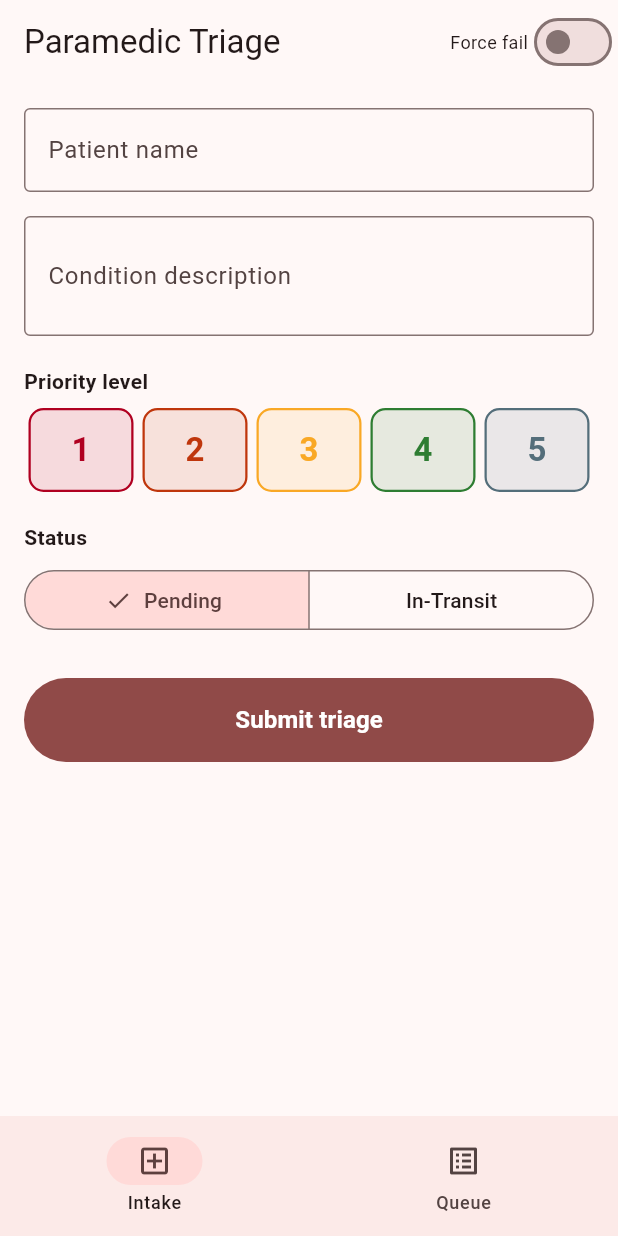
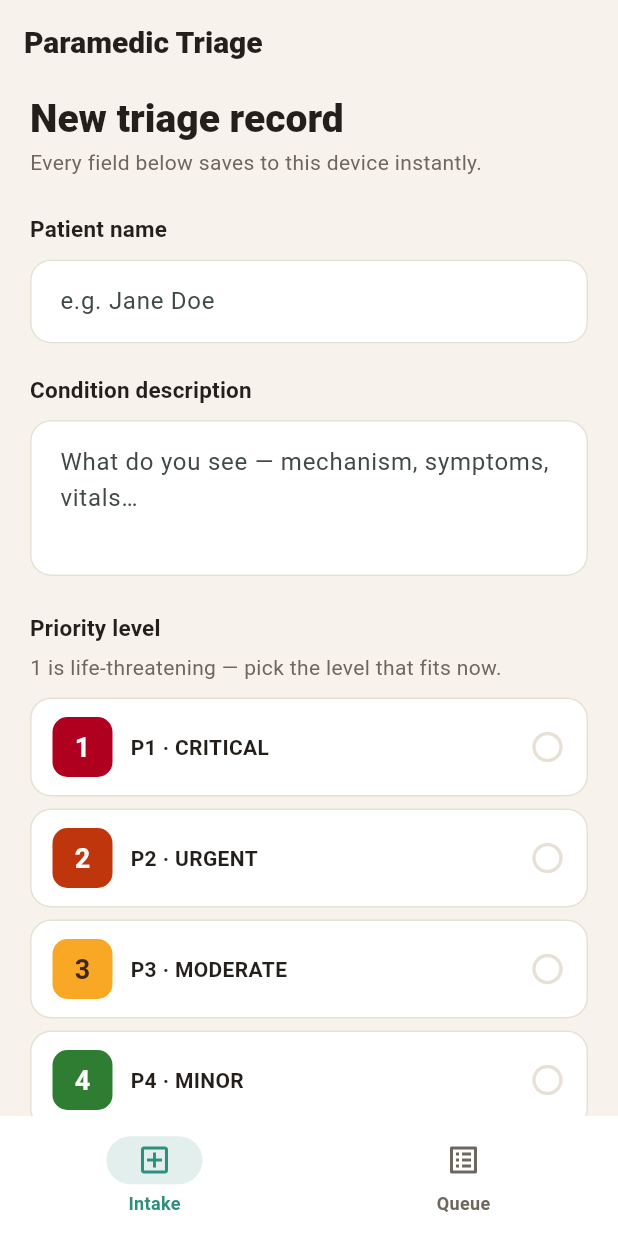
Before and after one commit to josphat-mwangi/paramedic_triage, a Flutter app: the screen it shows after launch, on a phone screen of 412 x 824 dp. Run offline on Flutter 3.47's test engine with Material 3 defaults, Android fonts, the phone set to English and light mode, and no system bars; our stand-ins replace connectivity_plus, flutter_riverpod, hive, hive_flutter; accounts and stored records are empty.

Commit message:
style(ui): calm, card-based redesign; honest sync messaging; hide debug toggle
Replace the dense, alarm-red chrome with a warm neutral theme so hazard
coloring on P1/P2 records is the only thing that visually shouts. Priority
picker becomes full-width cards (icon + label + check) instead of thin
chips, matching a cleaner reference design.

Post-submit feedback now leads with success and only then explains sync
behavior, phrased honestly against actual connectivity — "syncing now"
when online, "will sync automatically" only when genuinely offline —
instead of a static line that claimed the same thing regardless of state.

The "Force fail" switch moves out of the main app bar into a debug-only
bottom sheet (kDebugMode-gated), so the demo affordance never appears in
what should read as production chrome.

Also replaces the stray flutter-create counter-app smoke test (referenced
a nonexistent MyApp, failed to compile) with a real widget test covering
the intake form, validation, and both submit-confirmation copy paths; and
gitignores the linux/macos/web/windows scaffolding pulled in by a
platform-unrestricted `flutter create .` re-run — this is an Android/iOS
assessment.

Co-Authored-By: Claude Sonnet 5 <noreply@anthropic.com>

```diff
--- a/lib/app.dart
+++ b/lib/app.dart
@@ -1,13 +1,15 @@
+import 'package:flutter/foundation.dart';
 import 'package:flutter/material.dart';
 import 'package:flutter_riverpod/flutter_riverpod.dart';
 
 import 'data/remote/remote_data_source.dart';
 import 'state/triage_providers.dart';
 import 'ui/records_list_screen.dart';
+import 'ui/theme/app_theme.dart';
 import 'ui/triage_form_screen.dart';
 
 class TriageApp extends StatelessWidget {
-  final RemoteDataSource remote; // exposed only so the demo can flip forceFailure
+  final RemoteDataSource remote; // exposed only so the debug menu can flip forceFailure
   const TriageApp({super.key, required this.remote});
 
   @override
@@ -15,10 +17,7 @@ class TriageApp extends StatelessWidget {
     return MaterialApp(
       title: 'Paramedic Triage',
       debugShowCheckedModeBanner: false,
-      theme: ThemeData(
-        colorSchemeSeed: const Color(0xFFB00020),
-        useMaterial3: true,
-      ),
+      theme: AppTheme.light(),
       home: HomeShell(remote: remote),
     );
   }
@@ -56,24 +55,62 @@ class _HomeShellState extends ConsumerState<HomeShell>
     }
   }
 
+  void _openDeveloperOptions(MockRemoteDataSource mock) {
+    showModalBottomSheet(
+      context: context,
+      showDragHandle: true,
+      builder: (sheetContext) => StatefulBuilder(
+        builder: (sheetContext, setSheetState) => Padding(
+          padding: const EdgeInsets.fromLTRB(20, 4, 20, 24),
+          child: Column(
+            mainAxisSize: MainAxisSize.min,
+            crossAxisAlignment: CrossAxisAlignment.start,
+            children: [
+              Text('Developer options',
+                  style: Theme.of(context).textTheme.titleMedium),
+              const SizedBox(height: 4),
+              Text(
+                'Debug-only. Forces every simulated upload to fail so you can '
+                'watch the retry/backoff queue in action.',
+                style: Theme.of(context).textTheme.bodyMedium,
+              ),
+              const SizedBox(height: 12),
+              SwitchListTile.adaptive(
+                contentPadding: EdgeInsets.zero,
+                title: const Text('Force uploads to fail'),
+                value: mock.forceFailure,
+                onChanged: (v) => setSheetState(() {
+                  setState(() => mock.forceFailure = v);
+                }),
+              ),
+            ],
+          ),
+        ),
+      ),
+    );
+  }
+
   @override
   Widget build(BuildContext context) {
     final mock = widget.remote;
-    final forceFailure = mock is MockRemoteDataSource && mock.forceFailure;
 
     return Scaffold(
       appBar: AppBar(
         title: const Text('Paramedic Triage'),
         actions: [
-          if (mock is MockRemoteDataSource)
-            Row(
-              children: [
-                const Text('Force fail', style: TextStyle(fontSize: 12)),
-                Switch(
-                  value: forceFailure,
-                  onChanged: (v) => setState(() => mock.forceFailure = v),
-                ),
-              ],
+          // Debug-only escape hatch to demo the retry/backoff path — never
+          // shown in a release build, and tucked behind an icon rather than a
+          // switch sitting in the primary chrome.
+          if (kDebugMode && mock is MockRemoteDataSource)
+            IconButton(
+              tooltip: 'Developer options',
+              icon: Icon(
+                Icons.bug_report_outlined,
+                color: mock.forceFailure
+                    ? Theme.of(context).colorScheme.error
+                    : null,
+              ),
+              onPressed: () => _openDeveloperOptions(mock),
             ),
         ],
       ),
--- a/lib/sync/sync_engine.dart
+++ b/lib/sync/sync_engine.dart
@@ -30,6 +30,11 @@ class SyncEngine {
     required this.connectivity,
     BackoffPolicy? backoff,
   }) : backoff = backoff ?? BackoffPolicy();
+
+  /// Exposed so the UI can phrase its post-submit confirmation honestly
+  /// instead of always claiming "will sync when online" — a record captured
+  /// while already online starts uploading immediately, not eventually.
+  Future<bool> get isOnline => connectivity.isOnline;
 
   /// Begin listening for network restoration. Also kicks an initial drain in
   /// case records were captured while the app was closed and offline.
--- /dev/null
+++ b/lib/ui/theme/app_theme.dart
@@ -0,0 +1,117 @@
+import 'package:flutter/material.dart';
+
+/// App-wide chrome (background, typography, buttons, inputs). Deliberately
+/// calm and warm — the visual noise budget is reserved entirely for
+/// [HazardColors], so a P1 record is the only thing that should ever shout.
+class AppTheme {
+  static const background = Color(0xFFF7F3EC);
+  static const surface = Color(0xFFFFFFFF);
+  static const ink = Color(0xFF241F1A);
+  static const inkMuted = Color(0xFF6F675E);
+  static const hairline = Color(0xFFE7E0D4);
+  static const teal = Color(0xFF2F8F7E);
+  static const brown = Color(0xFF6B4A34);
+
+  static ThemeData light() {
+    final scheme = ColorScheme.fromSeed(
+      seedColor: teal,
+      brightness: Brightness.light,
+      surface: surface,
+    );
+
+    return ThemeData(
+      useMaterial3: true,
+      colorScheme: scheme,
+      scaffoldBackgroundColor: background,
+      fontFamily: 'Roboto',
+      appBarTheme: const AppBarTheme(
+        backgroundColor: background,
+        foregroundColor: ink,
+        elevation: 0,
+        centerTitle: false,
+        titleTextStyle: TextStyle(
+          color: ink,
+          fontSize: 20,
+          fontWeight: FontWeight.w800,
+        ),
+      ),
+      textTheme: const TextTheme(
+        headlineSmall: TextStyle(
+            color: ink, fontSize: 26, fontWeight: FontWeight.w800, height: 1.15),
+        bodyMedium: TextStyle(color: inkMuted, fontSize: 14, height: 1.4),
+        titleMedium: TextStyle(
+            color: ink, fontSize: 15, fontWeight: FontWeight.w700),
+      ),
+      inputDecorationTheme: InputDecorationTheme(
+        filled: true,
+        fillColor: surface,
+        labelStyle: const TextStyle(color: inkMuted, fontSize: 13),
+        contentPadding:
+            const EdgeInsets.symmetric(horizontal: 16, vertical: 16),
+        border: OutlineInputBorder(
+          borderRadius: BorderRadius.circular(14),
+          borderSide: const BorderSide(color: hairline),
+        ),
+        enabledBorder: OutlineInputBorder(
+          borderRadius: BorderRadius.circular(14),
+          borderSide: const BorderSide(color: hairline),
+        ),
+        focusedBorder: OutlineInputBorder(
+          borderRadius: BorderRadius.circular(14),
+          borderSide: const BorderSide(color: teal, width: 1.6),
+        ),
+        errorBorder: OutlineInputBorder(
+          borderRadius: BorderRadius.circular(14),
+          borderSide: const BorderSide(color: Color(0xFFB00020), width: 1.4),
+        ),
+      ),
+      filledButtonTheme: FilledButtonThemeData(
+        style: FilledButton.styleFrom(
+          backgroundColor: teal,
+          foregroundColor: Colors.white,
+          shape:
+              RoundedRectangleBorder(borderRadius: BorderRadius.circular(28)),
+          textStyle:
+              const TextStyle(fontSize: 16, fontWeight: FontWeight.w700),
+        ),
+      ),
+      segmentedButtonTheme: SegmentedButtonThemeData(
+        style: SegmentedButton.styleFrom(
+          shape:
+              RoundedRectangleBorder(borderRadius: BorderRadius.circular(14)),
+          selectedBackgroundColor: teal,
+          selectedForegroundColor: Colors.white,
+          side: const BorderSide(color: hairline),
+        ),
+      ),
+      cardTheme: CardThemeData(
+        color: surface,
+        elevation: 0,
+        surfaceTintColor: Colors.transparent,
+        shape: RoundedRectangleBorder(
+          borderRadius: BorderRadius.circular(16),
+          side: const BorderSide(color: hairline),
+        ),
+      ),
+      navigationBarTheme: NavigationBarThemeData(
+        backgroundColor: surface,
+        indicatorColor: teal.withValues(alpha: 0.14),
+        elevation: 0,
+        labelTextStyle: WidgetStateProperty.resolveWith((states) => TextStyle(
+              fontSize: 12,
+              fontWeight: FontWeight.w600,
+              color: states.contains(WidgetState.selected) ? teal : inkMuted,
+            )),
+        iconTheme: WidgetStateProperty.resolveWith((states) => IconThemeData(
+              color: states.contains(WidgetState.selected) ? teal : inkMuted,
+            )),
+      ),
+      snackBarTheme: SnackBarThemeData(
+        behavior: SnackBarBehavior.floating,
+        backgroundColor: ink,
+        contentTextStyle: const TextStyle(color: Colors.white, fontSize: 14),
+        shape: RoundedRectangleBorder(borderRadius: BorderRadius.circular(14)),
+      ),
+    );
+  }
+}
--- a/lib/ui/triage_form_screen.dart
+++ b/lib/ui/triage_form_screen.dart
@@ -4,6 +4,7 @@ import 'package:flutter_riverpod/flutter_riverpod.dart';
 import '../domain/triage_record.dart';
 import '../domain/triage_validator.dart';
 import '../state/triage_providers.dart';
+import 'theme/app_theme.dart';
 import 'widgets/priority_selector.dart';
 
 class TriageFormScreen extends ConsumerStatefulWidget {
@@ -43,6 +44,12 @@ class _TriageFormScreenState extends ConsumerState<TriageFormScreen> {
           status: _status,
         );
 
+    // Ask what's actually true right now rather than reciting the same line
+    // regardless of connectivity — a record captured while online starts
+    // uploading immediately, so telling the paramedic to wait for "online"
+    // would be both wrong and needlessly worrying.
+    final online = await ref.read(syncEngineProvider).isOnline;
+
     if (!mounted) return;
     _nameCtrl.clear();
     _conditionCtrl.clear();
@@ -51,50 +58,83 @@ class _TriageFormScreenState extends ConsumerState<TriageFormScreen> {
       _status = TriageStatus.pending;
       _errors = const TriageValidationResult();
     });
+
+    ScaffoldMessenger.of(context).clearSnackBars();
     ScaffoldMessenger.of(context).showSnackBar(
-      const SnackBar(
-        content: Text('Saved locally · will sync when online'),
-        behavior: SnackBarBehavior.floating,
-        duration: Duration(seconds: 2),
+      SnackBar(
+        duration: Duration(seconds: online ? 3 : 5),
+        content: Row(
+          crossAxisAlignment: CrossAxisAlignment.start,
+          children: [
+            const Icon(Icons.check_circle, color: AppTheme.teal, size: 22),
+            const SizedBox(width: 12),
+            Expanded(
+              child: Column(
+                crossAxisAlignment: CrossAxisAlignment.start,
+                children: [
+                  const Text('Triage record saved',
+                      style: TextStyle(fontWeight: FontWeight.w700)),
+                  const SizedBox(height: 2),
+                  Text(
+                    online
+                        ? 'Syncing to the server now.'
+                        : "Safely stored on this device. It'll sync "
+                            "automatically the moment you're back online — "
+                            "nothing else to do.",
+                    style: const TextStyle(fontSize: 12.5, color: Colors.white70),
+                  ),
+                ],
+              ),
+            ),
+          ],
+        ),
       ),
     );
   }
 
   @override
   Widget build(BuildContext context) {
+    final textTheme = Theme.of(context).textTheme;
     return SingleChildScrollView(
-      padding: const EdgeInsets.all(16),
+      padding: const EdgeInsets.fromLTRB(20, 8, 20, 24),
       child: Column(
         crossAxisAlignment: CrossAxisAlignment.stretch,
         children: [
+          Text('New triage record', style: textTheme.headlineSmall),
+          const SizedBox(height: 4),
+          Text('Every field below saves to this device instantly.',
+              style: textTheme.bodyMedium),
+          const SizedBox(height: 24),
+          Text('Patient name', style: textTheme.titleMedium),
+          const SizedBox(height: 8),
           TextField(
             controller: _nameCtrl,
             textCapitalization: TextCapitalization.words,
             decoration: InputDecoration(
-              labelText: 'Patient name',
-              border: const OutlineInputBorder(),
+              hintText: 'e.g. Jane Doe',
               errorText: _errors.patientName,
             ),
           ),
-          const SizedBox(height: 16),
+          const SizedBox(height: 20),
+          Text('Condition description', style: textTheme.titleMedium),
+          const SizedBox(height: 8),
           TextField(
             controller: _conditionCtrl,
-            minLines: 2,
-            maxLines: 4,
+            minLines: 3,
+            maxLines: 5,
             decoration: InputDecoration(
-              labelText: 'Condition description',
-              border: const OutlineInputBorder(),
+              hintText: 'What do you see — mechanism, symptoms, vitals…',
               errorText: _errors.conditionDescription,
             ),
           ),
-          const SizedBox(height: 20),
+          const SizedBox(height: 24),
           PrioritySelector(
             selected: _priority,
             onChanged: (p) => setState(() => _priority = p),
             errorText: _errors.priority,
           ),
-          const SizedBox(height: 20),
-          const Text('Status', style: TextStyle(fontWeight: FontWeight.w600)),
+          const SizedBox(height: 24),
+          Text('Status', style: textTheme.titleMedium),
           const SizedBox(height: 8),
           SegmentedButton<TriageStatus>(
             segments: const [
@@ -106,14 +146,13 @@ class _TriageFormScreenState extends ConsumerState<TriageFormScreen> {
             selected: {_status},
             onSelectionChanged: (s) => setState(() => _status = s.first),
           ),
-          const SizedBox(height: 28),
+          const SizedBox(height: 32),
           FilledButton(
             onPressed: _submit,
             style: FilledButton.styleFrom(
               minimumSize: const Size.fromHeight(56),
             ),
-            child: const Text('Submit triage',
-                style: TextStyle(fontSize: 16, fontWeight: FontWeight.bold)),
+            child: const Text('Submit triage'),
           ),
         ],
       ),
--- a/lib/ui/widgets/priority_selector.dart
+++ b/lib/ui/widgets/priority_selector.dart
@@ -1,5 +1,6 @@
 import 'package:flutter/material.dart';
 
+import '../theme/app_theme.dart';
 import '../theme/hazard_colors.dart';
 
 class PrioritySelector extends StatelessWidget {
@@ -19,27 +20,27 @@ class PrioritySelector extends StatelessWidget {
     return Column(
       crossAxisAlignment: CrossAxisAlignment.start,
       children: [
-        const Text('Priority level',
-            style: TextStyle(fontWeight: FontWeight.w600)),
-        const SizedBox(height: 8),
-        Row(
+        Text('Priority level', style: Theme.of(context).textTheme.titleMedium),
+        const SizedBox(height: 4),
+        Text('1 is life-threatening — pick the level that fits now.',
+            style: Theme.of(context).textTheme.bodyMedium),
+        const SizedBox(height: 10),
+        Column(
           children: [
             for (var p = 1; p <= 5; p++)
-              Expanded(
-                child: Padding(
-                  padding: const EdgeInsets.symmetric(horizontal: 3),
-                  child: _PriorityChip(
+              Padding(
+                padding: const EdgeInsets.only(bottom: 8),
+                child: _PriorityCard(
                   priority: p,
                   isSelected: selected == p,
                   onTap: () => onChanged(p),
-                  ),
                 ),
               ),
           ],
         ),
         if (errorText != null)
           Padding(
-            padding: const EdgeInsets.only(top: 6, left: 4),
+            padding: const EdgeInsets.only(top: 2, left: 4),
             child: Text(errorText!,
                 style: TextStyle(color: Colors.red.shade700, fontSize: 12)),
           ),
@@ -48,12 +49,12 @@ class PrioritySelector extends StatelessWidget {
   }
 }
 
-class _PriorityChip extends StatelessWidget {
+class _PriorityCard extends StatelessWidget {
   final int priority;
   final bool isSelected;
   final VoidCallback onTap;
 
-  const _PriorityChip({
+  const _PriorityCard({
     required this.priority,
     required this.isSelected,
     required this.onTap,
@@ -66,20 +67,47 @@ class _PriorityChip extends StatelessWidget {
       onTap: onTap,
       child: AnimatedContainer(
         duration: const Duration(milliseconds: 120),
-        height: 56,
+        padding: const EdgeInsets.symmetric(horizontal: 14, vertical: 12),
         decoration: BoxDecoration(
-          color: isSelected ? hazard : hazard.withValues(alpha: 0.12),
+          color: isSelected ? hazard.withValues(alpha: 0.10) : AppTheme.surface,
+          borderRadius: BorderRadius.circular(14),
+          border: Border.all(
+            color: isSelected ? hazard : AppTheme.hairline,
+            width: isSelected ? 1.6 : 1,
+          ),
+        ),
+        child: Row(
+          children: [
+            Container(
+              width: 40,
+              height: 40,
+              alignment: Alignment.center,
+              decoration: BoxDecoration(
+                color: hazard,
                 borderRadius: BorderRadius.circular(10),
-          border: Border.all(color: hazard, width: isSelected ? 0 : 1.5),
               ),
-        alignment: Alignment.center,
               child: Text(
                 '$priority',
                 style: TextStyle(
-            fontSize: 22,
+                  fontSize: 18,
                   fontWeight: FontWeight.bold,
-            color: isSelected ? HazardColors.onBackground(priority) : hazard,
+                  color: HazardColors.onBackground(priority),
                 ),
+              ),
+            ),
+            const SizedBox(width: 12),
+            Expanded(
+              child: Text(
+                HazardColors.label(priority),
+                style: const TextStyle(
+                    fontWeight: FontWeight.w700, color: AppTheme.ink),
+              ),
+            ),
+            Icon(
+              isSelected ? Icons.check_circle : Icons.circle_outlined,
+              color: isSelected ? hazard : AppTheme.hairline,
+            ),
+          ],
         ),
       ),
     );
```
Also changed, not shown: lib/ui/records_list_screen.dart (+29 -10 lines), lib/ui/widgets/record_tile.dart (+8 -7 lines), 2 other files. Lines whose indentation alone changed are shown as unchanged.
